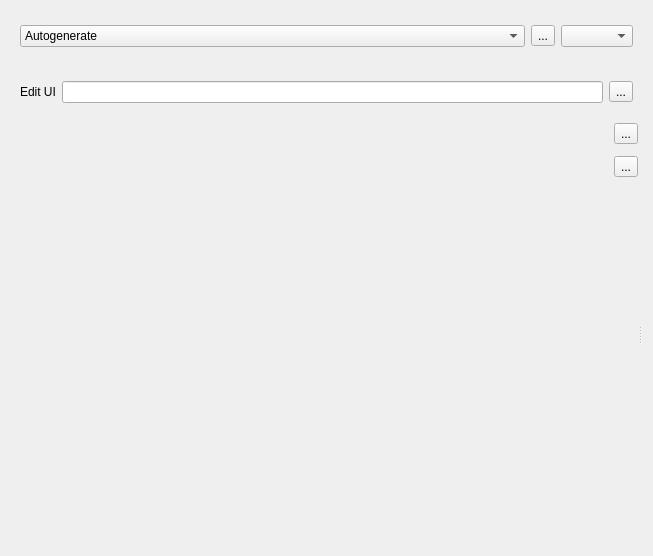
This is src/ui/qgsattributesformproperties.ui in carsmie/QGIS as Qt 5 draws it before an edit. The edited form follows.
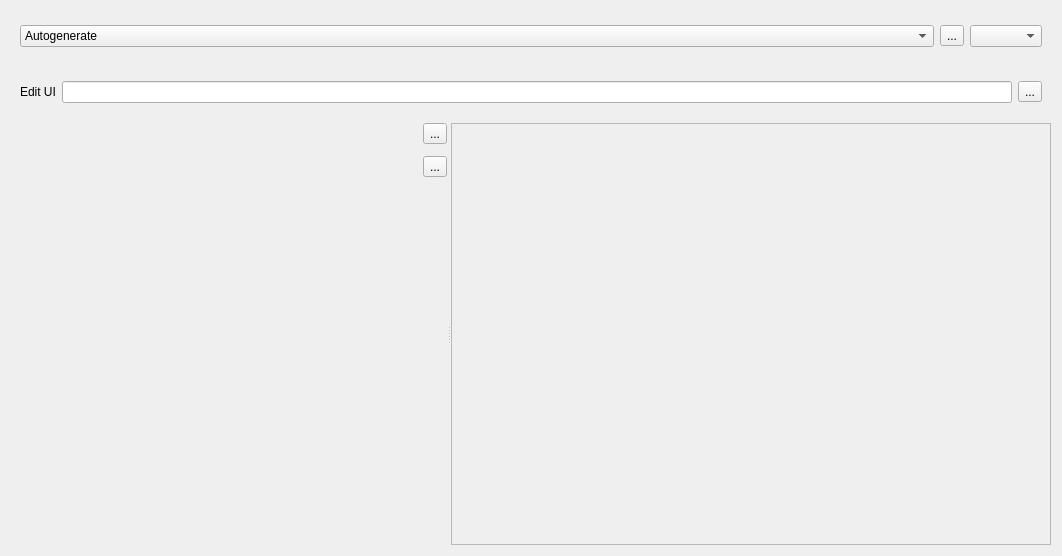
This is the edited form. Icons and pictures are not drawn.

Commit message:
no +/- buttons when not needed and some graphical finetuning
scroll area for attribute type config, but no scroll area for whole tab
set attribute type config to invisible when a container box is selected

The edit to the form file:
```diff
--- a/src/ui/qgsattributesformproperties.ui
+++ b/src/ui/qgsattributesformproperties.ui
@@ -134,8 +134,33 @@
        </item>
       </layout>
      </widget>
-     <widget class="QWidget" name="mAttributeTypeFrame" native="true">
-      <layout class="QGridLayout" name="gridLayout_2"/>
+     <widget class="QScrollArea" name="scrollArea_2">
+      <property name="minimumSize">
+       <size>
+        <width>600</width>
+        <height>0</height>
+       </size>
+      </property>
+      <property name="widgetResizable">
+       <bool>true</bool>
+      </property>
+      <widget class="QWidget" name="scrollAreaWidgetContents_5">
+       <property name="geometry">
+        <rect>
+         <x>0</x>
+         <y>0</y>
+         <width>596</width>
+         <height>428</height>
+        </rect>
+       </property>
+       <layout class="QGridLayout" name="gridLayout_4">
+        <item row="0" column="0">
+         <widget class="QWidget" name="mAttributeTypeFrame" native="true">
+          <layout class="QGridLayout" name="gridLayout_2"/>
+         </widget>
+        </item>
+       </layout>
+      </widget>
      </widget>
     </widget>
    </item>
```
Left out of the diff: 58 changed lines with no effect on the pictures. The commit also changes 4 other files.
